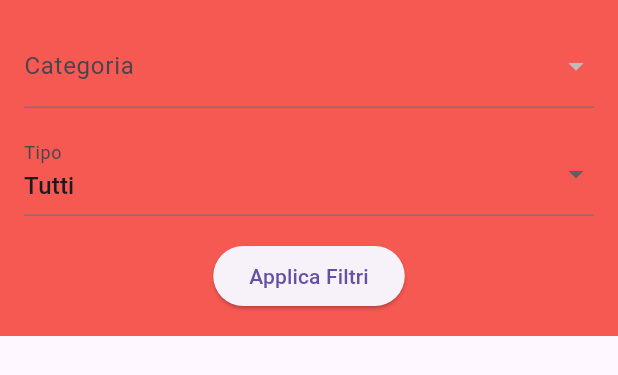
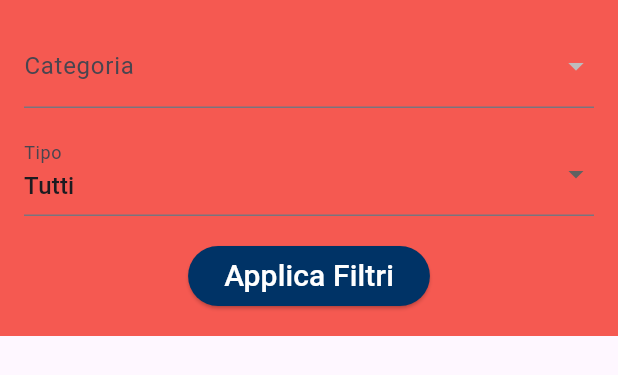
Before and after one commit to lolloscicchi/cocktails_app, a Flutter app: the FilterPanel widget shown alone on an empty page, opened directly with empty values, on a phone screen of 412 x 824 dp. Shown: the top 375 px of the screen. Run offline on Flutter 3.47's test engine with Material 3 defaults, Android fonts, the phone set to English and light mode, and no system bars; our stand-ins replace dio, google_fonts, shared_preferences; missing offline and left inert: dart:ffi; accounts and stored records are empty; network calls fail.

Commit message:
Modificato qualcosina

```diff
--- a/lib/widgets/filter_panel.dart
+++ b/lib/widgets/filter_panel.dart
@@ -17,18 +17,21 @@ class _FilterPanelState extends State<FilterPanel> {
 
   @override
   Widget build(BuildContext context) {
-    return Container(color: primaryColor, child: Padding(
+    return Container(
+        color: primaryColor,
+        child: Padding(
           padding: const EdgeInsets.all(16),
           child: Column(
             mainAxisSize: MainAxisSize.min,
             children: [
               DropdownButtonFormField<String>(
-
                 value: _selectedCategory,
                 items: widget.categories.map((category) {
                   return DropdownMenuItem(
                     value: category,
-                child: Text(category,),
+                    child: Text(
+                      category,
+                    ),
                   );
                 }).toList(),
                 onChanged: (value) {
@@ -59,7 +62,12 @@ class _FilterPanelState extends State<FilterPanel> {
                   widget.onApplyFilters(_selectedCategory, _isAlcoholic);
                   Navigator.pop(context);
                 },
-            child: Text('Applica Filtri'),
+                style:
+                    ElevatedButton.styleFrom(backgroundColor: secondaryColor),
+                child: const Text(
+                  'Applica Filtri',
+                  style: TextStyle(color: Colors.white, fontSize: 20),
+                ),
               ),
             ],
           ),
```
Lines whose indentation alone changed are shown as unchanged.
